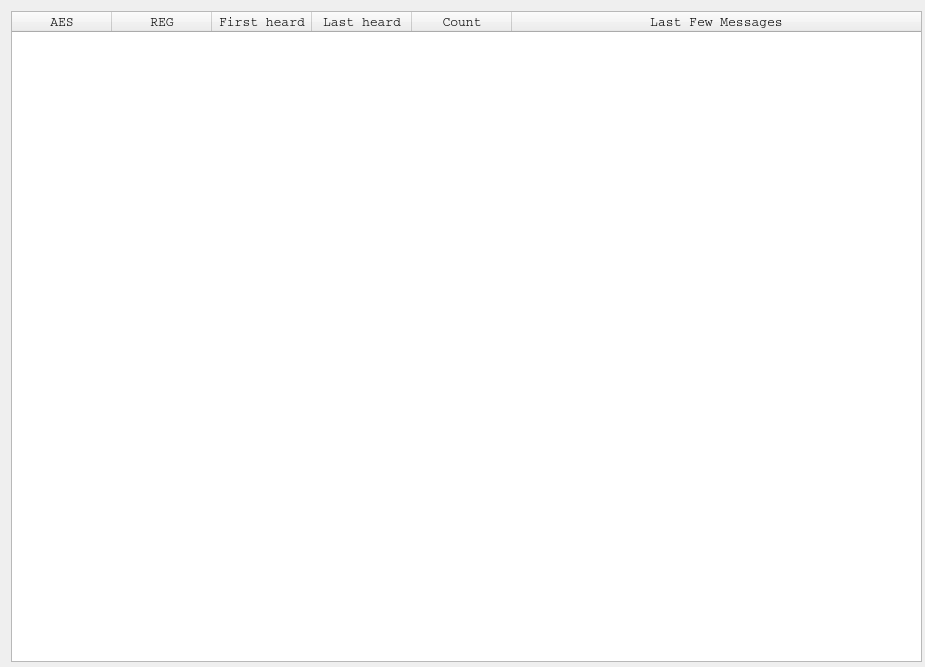
jontio/JAERO, file JAERO/gui_classes/planelog.ui: the form before one commit.
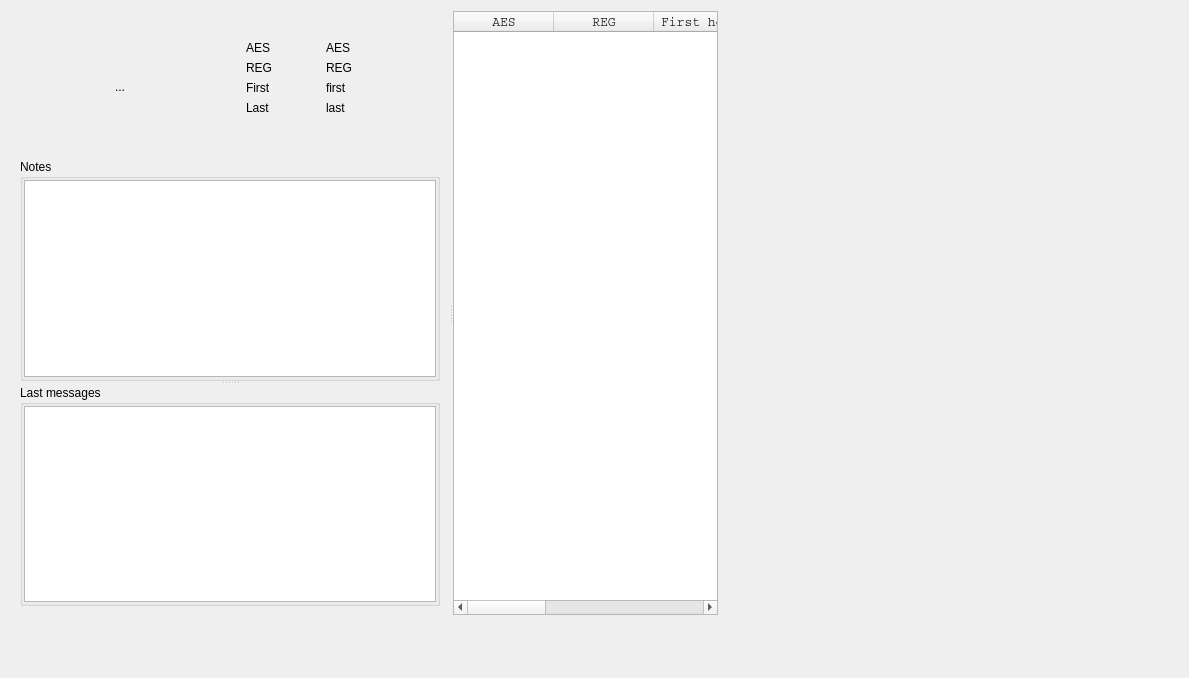
The form after the commit. Icons and pictures are not drawn.

```diff
--- a/JAERO/gui_classes/planelog.ui
+++ b/JAERO/gui_classes/planelog.ui
@@ -6,8 +6,8 @@
    <rect>
     <x>0</x>
     <y>0</y>
-    <width>925</width>
-    <height>667</height>
+    <width>1189</width>
+    <height>678</height>
    </rect>
   </property>
   <property name="windowTitle">
@@ -18,12 +18,254 @@
     <rect>
      <x>11</x>
      <y>11</y>
-     <width>911</width>
-     <height>651</height>
+     <width>707</width>
+     <height>604</height>
     </rect>
+   </property>
+   <layout class="QVBoxLayout" name="verticalLayout">
+    <item>
+     <widget class="QSplitter" name="splitter">
+      <property name="orientation">
+       <enum>Qt::Horizontal</enum>
+      </property>
+      <widget class="QFrame" name="frame">
+       <property name="minimumSize">
+        <size>
+         <width>0</width>
+         <height>0</height>
+        </size>
+       </property>
+       <property name="frameShadow">
+        <enum>QFrame::Raised</enum>
    </property>
    <layout class="QGridLayout" name="gridLayout">
-    <item row="0" column="0" colspan="2">
+        <item row="0" column="0">
+         <widget class="QToolButton" name="toolButtonimg">
+          <property name="minimumSize">
+           <size>
+            <width>200</width>
+            <height>133</height>
+           </size>
+          </property>
+          <property name="maximumSize">
+           <size>
+            <width>200</width>
+            <height>133</height>
+           </size>
+          </property>
+          <property name="text">
+           <string>...</string>
+          </property>
+          <property name="icon">
+           <iconset resource="../jaero.qrc">
+            <normaloff>:/images/application-exit.png</normaloff>:/images/application-exit.png</iconset>
+          </property>
+          <property name="iconSize">
+           <size>
+            <width>200</width>
+            <height>133</height>
+           </size>
+          </property>
+          <property name="autoRaise">
+           <bool>true</bool>
+          </property>
+         </widget>
+        </item>
+        <item row="0" column="1">
+         <widget class="QWidget" name="widget_2" native="true">
+          <property name="minimumSize">
+           <size>
+            <width>200</width>
+            <height>0</height>
+           </size>
+          </property>
+          <property name="maximumSize">
+           <size>
+            <width>16777215</width>
+            <height>133</height>
+           </size>
+          </property>
+          <widget class="QLabel" name="label_2">
+           <property name="geometry">
+            <rect>
+             <x>20</x>
+             <y>40</y>
+             <width>71</width>
+             <height>16</height>
+            </rect>
+           </property>
+           <property name="text">
+            <string>REG</string>
+           </property>
+          </widget>
+          <widget class="QLabel" name="label_3">
+           <property name="geometry">
+            <rect>
+             <x>20</x>
+             <y>20</y>
+             <width>71</width>
+             <height>16</height>
+            </rect>
+           </property>
+           <property name="text">
+            <string>AES</string>
+           </property>
+          </widget>
+          <widget class="QLabel" name="labelAES">
+           <property name="geometry">
+            <rect>
+             <x>100</x>
+             <y>20</y>
+             <width>61</width>
+             <height>16</height>
+            </rect>
+           </property>
+           <property name="text">
+            <string>AES</string>
+           </property>
+           <property name="textInteractionFlags">
+            <set>Qt::LinksAccessibleByMouse|Qt::TextSelectableByKeyboard|Qt::TextSelectableByMouse</set>
+           </property>
+          </widget>
+          <widget class="QLabel" name="labelREG">
+           <property name="geometry">
+            <rect>
+             <x>100</x>
+             <y>40</y>
+             <width>71</width>
+             <height>16</height>
+            </rect>
+           </property>
+           <property name="text">
+            <string>REG</string>
+           </property>
+           <property name="textInteractionFlags">
+            <set>Qt::LinksAccessibleByMouse|Qt::TextSelectableByKeyboard|Qt::TextSelectableByMouse</set>
+           </property>
+          </widget>
+          <widget class="QLabel" name="labelfirst">
+           <property name="geometry">
+            <rect>
+             <x>100</x>
+             <y>60</y>
+             <width>91</width>
+             <height>16</height>
+            </rect>
+           </property>
+           <property name="text">
+            <string>first</string>
+           </property>
+           <property name="textInteractionFlags">
+            <set>Qt::LinksAccessibleByMouse|Qt::TextSelectableByKeyboard|Qt::TextSelectableByMouse</set>
+           </property>
+          </widget>
+          <widget class="QLabel" name="label_4">
+           <property name="geometry">
+            <rect>
+             <x>20</x>
+             <y>80</y>
+             <width>71</width>
+             <height>16</height>
+            </rect>
+           </property>
+           <property name="text">
+            <string>Last</string>
+           </property>
+          </widget>
+          <widget class="QLabel" name="label_5">
+           <property name="geometry">
+            <rect>
+             <x>20</x>
+             <y>60</y>
+             <width>71</width>
+             <height>16</height>
+            </rect>
+           </property>
+           <property name="text">
+            <string>First</string>
+           </property>
+          </widget>
+          <widget class="QLabel" name="labellast">
+           <property name="geometry">
+            <rect>
+             <x>100</x>
+             <y>80</y>
+             <width>91</width>
+             <height>16</height>
+            </rect>
+           </property>
+           <property name="text">
+            <string>last</string>
+           </property>
+           <property name="textInteractionFlags">
+            <set>Qt::LinksAccessibleByMouse|Qt::TextSelectableByKeyboard|Qt::TextSelectableByMouse</set>
+           </property>
+          </widget>
+         </widget>
+        </item>
+        <item row="1" column="0" colspan="2">
+         <widget class="QSplitter" name="splitter_2">
+          <property name="orientation">
+           <enum>Qt::Vertical</enum>
+          </property>
+          <widget class="QGroupBox" name="groupBox">
+           <property name="title">
+            <string>Notes</string>
+           </property>
+           <property name="flat">
+            <bool>true</bool>
+           </property>
+           <layout class="QHBoxLayout" name="horizontalLayout">
+            <property name="leftMargin">
+             <number>1</number>
+            </property>
+            <property name="topMargin">
+             <number>1</number>
+            </property>
+            <property name="rightMargin">
+             <number>1</number>
+            </property>
+            <property name="bottomMargin">
+             <number>1</number>
+            </property>
+            <item>
+             <widget class="QPlainTextEdit" name="plainTextEditnotes"/>
+            </item>
+           </layout>
+          </widget>
+          <widget class="QGroupBox" name="groupBox_2">
+           <property name="title">
+            <string>Last messages</string>
+           </property>
+           <property name="flat">
+            <bool>true</bool>
+           </property>
+           <layout class="QHBoxLayout" name="horizontalLayout_2">
+            <property name="leftMargin">
+             <number>1</number>
+            </property>
+            <property name="topMargin">
+             <number>1</number>
+            </property>
+            <property name="rightMargin">
+             <number>1</number>
+            </property>
+            <property name="bottomMargin">
+             <number>1</number>
+            </property>
+            <item>
+             <widget class="QTextEdit" name="textEditmessages">
+              <property name="readOnly">
+               <bool>true</bool>
+              </property>
+             </widget>
+            </item>
+           </layout>
+          </widget>
+         </widget>
+        </item>
+       </layout>
+      </widget>
      <widget class="QTableWidget" name="tableWidget">
       <property name="font">
        <font>
@@ -79,6 +321,17 @@
         <string>Last Few Messages</string>
        </property>
       </column>
+       <column>
+        <property name="text">
+         <string>Message count</string>
+        </property>
+       </column>
+       <column>
+        <property name="text">
+         <string>Notes</string>
+        </property>
+       </column>
+      </widget>
      </widget>
     </item>
    </layout>
```
Left out of the diff: 5 changed lines with no effect on the pictures. Lines whose indentation alone changed are shown as unchanged.
